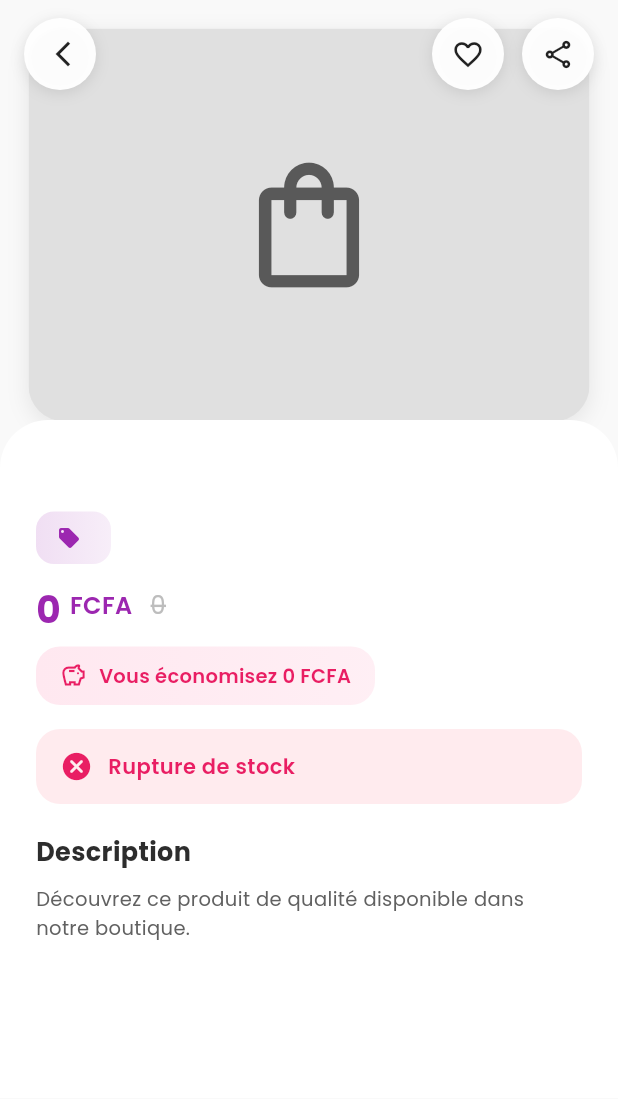
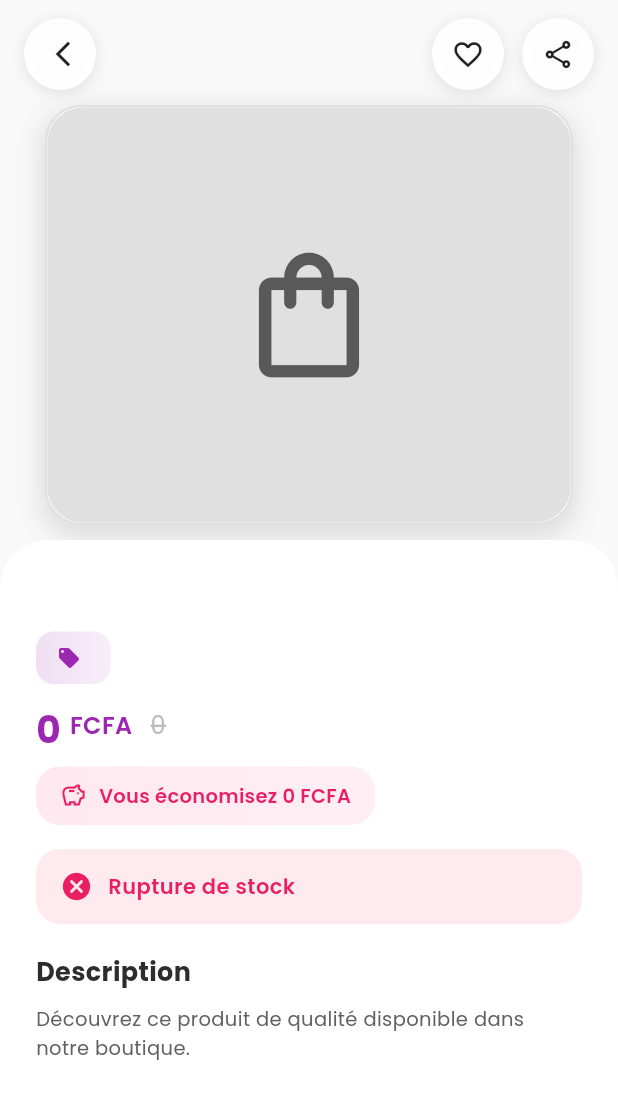
Before and after one commit to diongrace/tikaapp, a Flutter app: the ProductDetailScreen screen opened directly with empty values, on a phone screen of 412 x 824 dp. Shown: the top 1099 px of the screen. Run offline on Flutter 3.47's test engine with Material 3 defaults, Android fonts, the phone set to English and light mode, and no system bars; our stand-ins replace device_info_plus, font_awesome_flutter, google_fonts, qr_flutter, shared_preferences; missing offline and left inert: mobile_scanner; accounts and stored records are empty.

Commit message:
three commit

```diff
--- a/lib/features/boutique/product/product_detail_screen.dart
+++ b/lib/features/boutique/product/product_detail_screen.dart
@@ -87,7 +87,7 @@ class _ProductDetailScreenState extends State<ProductDetailScreen> {
       borderRadius: BorderRadius.circular(24),
       child: Image.network(
         fullImageUrl,
-        fit: BoxFit.cover,
+        fit: BoxFit.contain,
         loadingBuilder: (context, child, loadingProgress) {
           if (loadingProgress == null) return child;
           return Center(
@@ -111,6 +111,119 @@ class _ProductDetailScreenState extends State<ProductDetailScreen> {
             ),
           );
         },
+      ),
+    );
+  }
+
+  Widget _buildSimilarProductsSection() {
+    // Produits similaires basés sur la même catégorie
+    // Pour l'instant, on affiche un placeholder - à connecter avec l'API
+    return Column(
+      crossAxisAlignment: CrossAxisAlignment.start,
+      children: [
+        Row(
+          mainAxisAlignment: MainAxisAlignment.spaceBetween,
+          children: [
+            Text(
+              'Produits similaires',
+              style: GoogleFonts.poppins(
+                fontSize: 17,
+                fontWeight: FontWeight.bold,
+                color: const Color(0xFF2D2D2D),
+              ),
+            ),
+            TextButton(
+              onPressed: () {
+                // TODO: Naviguer vers la liste complète
+              },
+              child: Text(
+                'Voir tout',
+                style: GoogleFonts.poppins(
+                  fontSize: 13,
+                  fontWeight: FontWeight.w600,
+                  color: _primaryColor,
+                ),
+              ),
+            ),
+          ],
+        ),
+        const SizedBox(height: 12),
+        SizedBox(
+          height: 180,
+          child: ListView.builder(
+            scrollDirection: Axis.horizontal,
+            itemCount: 4, // Placeholder - à remplacer par les vrais produits
+            itemBuilder: (context, index) {
+              return _buildSimilarProductCard(index);
+            },
+          ),
+        ),
+      ],
+    );
+  }
+
+  Widget _buildSimilarProductCard(int index) {
+    return Container(
+      width: 130,
+      margin: const EdgeInsets.only(right: 12),
+      decoration: BoxDecoration(
+        color: Colors.white,
+        borderRadius: BorderRadius.circular(16),
+        border: Border.all(color: Colors.grey.shade200),
+        boxShadow: [
+          BoxShadow(
+            color: Colors.black.withOpacity(0.05),
+            blurRadius: 8,
+            offset: const Offset(0, 2),
+          ),
+        ],
+      ),
+      child: Column(
+        crossAxisAlignment: CrossAxisAlignment.start,
+        children: [
+          // Image placeholder
+          Container(
+            height: 100,
+            decoration: BoxDecoration(
+              color: Colors.grey.shade100,
+              borderRadius: const BorderRadius.vertical(top: Radius.circular(16)),
+            ),
+            child: Center(
+              child: Icon(
+                Icons.image_outlined,
+                size: 40,
+                color: Colors.grey.shade400,
+              ),
+            ),
+          ),
+          Padding(
+            padding: const EdgeInsets.all(10),
+            child: Column(
+              crossAxisAlignment: CrossAxisAlignment.start,
+              children: [
+                Text(
+                  'Produit ${index + 1}',
+                  style: GoogleFonts.poppins(
+                    fontSize: 12,
+                    fontWeight: FontWeight.w600,
+                    color: const Color(0xFF2D2D2D),
+                  ),
+                  maxLines: 2,
+                  overflow: TextOverflow.ellipsis,
+                ),
+                const SizedBox(height: 4),
+                Text(
+                  '0 FCFA',
+                  style: GoogleFonts.poppins(
+                    fontSize: 13,
+                    fontWeight: FontWeight.bold,
+                    color: _primaryColor,
+                  ),
+                ),
+              ],
+            ),
+          ),
+        ],
       ),
     );
   }
@@ -144,9 +257,9 @@ class _ProductDetailScreenState extends State<ProductDetailScreen> {
               children: [
                 // Image
                 Container(
-                  height: 300,
+                  height: 380,
                   width: double.infinity,
-                  padding: const EdgeInsets.all(19),
+                  padding: const EdgeInsets.fromLTRB(30, 70, 30, 30),
                   child: ColorFiltered(
                     colorFilter: isOutOfStock
                         ? const ColorFilter.mode(
@@ -159,13 +272,18 @@ class _ProductDetailScreenState extends State<ProductDetailScreen> {
                           ),
                     child: Container(
                       decoration: BoxDecoration(
+                        color: Colors.white,
                         borderRadius: BorderRadius.circular(24),
+                        border: Border.all(
+                          color: Colors.grey.shade300,
+                          width: 1.5,
+                        ),
                         boxShadow: [
                           BoxShadow(
-                            color: Colors.black.withOpacity(0.08),
-                            blurRadius: 12,
-                            offset: const Offset(0, 4),
-                            spreadRadius: 0,
+                            color: Colors.black.withOpacity(0.12),
+                            blurRadius: 16,
+                            offset: const Offset(0, 6),
+                            spreadRadius: 2,
                           ),
                         ],
                       ),
@@ -513,134 +631,83 @@ class _ProductDetailScreenState extends State<ProductDetailScreen> {
                         ),
                       ),
 
-                      // Quantité
+                      // Quantité - Design simplifié
                       if (!isOutOfStock) ...[
-                        const SizedBox(height: 24),
+                        const SizedBox(height: 20),
                         Row(
                           mainAxisAlignment: MainAxisAlignment.spaceBetween,
                           children: [
                             Text(
                               'Quantité',
                               style: GoogleFonts.poppins(
-                                fontSize: 16,
+                                fontSize: 15,
                                 fontWeight: FontWeight.w600,
                                 color: const Color(0xFF2D2D2D),
                               ),
                             ),
-                            Text(
-                              'Max: $stock',
-                              style: GoogleFonts.poppins(
-                                fontSize: 14,
-                                color: Colors.grey.shade500,
+                            // Sélecteur compact
+                            Container(
+                              decoration: BoxDecoration(
+                                color: Colors.grey.shade100,
+                                borderRadius: BorderRadius.circular(12),
                               ),
-                            ),
-                          ],
-                        ),
-                        const SizedBox(height: 16),
-
-                        // Sélecteur de quantité
-                        Row(
-                          children: [
-                            // Bouton -
-                            Expanded(
-                              child: Container(
-                                height: 56,
-                                decoration: BoxDecoration(
-                                  color: _quantity > 1
-                                      ? _primaryColor.withOpacity(0.1)
-                                      : Colors.grey.shade100,
-                                  borderRadius: BorderRadius.circular(16),
-                                  border: Border.all(
-                                    color: _quantity > 1
-                                        ? _primaryColor.withOpacity(0.3)
-                                        : Colors.grey.shade300,
-                                    width: 1.5,
-                                  ),
-                                ),
-                                child: Material(
-                                  color: Colors.transparent,
-                                  child: InkWell(
+                              child: Row(
+                                mainAxisSize: MainAxisSize.min,
+                                children: [
+                                  // Bouton -
+                                  InkWell(
                                     onTap: _decrementQuantity,
-                                    borderRadius: BorderRadius.circular(16),
-                                    child: Center(
-                                      child: Icon(
-                                        Icons.remove,
+                                    borderRadius: BorderRadius.circular(12),
+                                    child: Container(
+                                      width: 44,
+                                      height: 44,
+                                      decoration: BoxDecoration(
                                         color: _quantity > 1
                                             ? _primaryColor
-                                            : Colors.grey.shade400,
-                                        size: 24,
+                                            : Colors.grey.shade300,
+                                        borderRadius: BorderRadius.circular(12),
+                                      ),
+                                      child: const Icon(
+                                        Icons.remove,
+                                        color: Colors.white,
+                                        size: 20,
                                       ),
                                     ),
                                   ),
-                                ),
-                              ),
-                            ),
-                            const SizedBox(width: 16),
-
-                            // Quantité actuelle
-                            Container(
-                              width: 90,
-                              height: 56,
-                              decoration: BoxDecoration(
-                                gradient: LinearGradient(
-                                  colors: [_primaryColor, _primaryColor.withOpacity(0.9)],
-                                  begin: Alignment.topLeft,
-                                  end: Alignment.bottomRight,
-                                ),
-                                borderRadius: BorderRadius.circular(16),
-                                boxShadow: [
-                                  BoxShadow(
-                                    color: _primaryColor.withOpacity(0.3),
-                                    blurRadius: 8,
-                                    offset: const Offset(0, 4),
-                                  ),
-                                ],
-                              ),
-                              child: Center(
-                                child: Text(
-                                  '$_quantity',
-                                  style: GoogleFonts.poppins(
-                                    fontSize: 28,
-                                    fontWeight: FontWeight.bold,
-                                    color: Colors.white,
-                                  ),
-                                ),
-                              ),
-                            ),
-                            const SizedBox(width: 16),
-
-                            // Bouton +
-                            Expanded(
-                              child: Container(
-                                height: 56,
-                                decoration: BoxDecoration(
-                                  color: _quantity < stock
-                                      ? _primaryColor.withOpacity(0.1)
-                                      : Colors.grey.shade100,
-                                  borderRadius: BorderRadius.circular(16),
-                                  border: Border.all(
-                                    color: _quantity < stock
-                                        ? _primaryColor.withOpacity(0.3)
-                                        : Colors.grey.shade300,
-                                    width: 1.5,
-                                  ),
-                                ),
-                                child: Material(
-                                  color: Colors.transparent,
-                                  child: InkWell(
-                                    onTap: _incrementQuantity,
-                                    borderRadius: BorderRadius.circular(16),
-                                    child: Center(
-                                      child: Icon(
-                                        Icons.add,
-                                        color: _quantity < stock
-                                            ? _primaryColor
-                                            : Colors.grey.shade400,
-                                        size: 24,
+                                  // Quantité
+                                  Container(
+                                    width: 60,
+                                    alignment: Alignment.center,
+                                    child: Text(
+                                      '$_quantity',
+                                      style: GoogleFonts.poppins(
+                                        fontSize: 20,
+                                        fontWeight: FontWeight.bold,
+                                        color: const Color(0xFF2D2D2D),
                                       ),
                                     ),
                                   ),
-                                ),
+                                  // Bouton +
+                                  InkWell(
+                                    onTap: _incrementQuantity,
+                                    borderRadius: BorderRadius.circular(12),
+                                    child: Container(
+                                      width: 44,
+                                      height: 44,
+                                      decoration: BoxDecoration(
+                                        color: _quantity < stock
+                                            ? _primaryColor
+                                            : Colors.grey.shade300,
+                                        borderRadius: BorderRadius.circular(12),
+                                      ),
+                                      child: const Icon(
+                                        Icons.add,
+                                        color: Colors.white,
+                                        size: 20,
+                                      ),
+                                    ),
+                                  ),
+                                ],
                               ),
                             ),
                           ],
@@ -686,8 +753,12 @@ class _ProductDetailScreenState extends State<ProductDetailScreen> {
                         ),
                       ],
 
+                      // Section Produits similaires (à activer plus tard)
+                      // const SizedBox(height: 24),
+                      // _buildSimilarProductsSection(),
+
                       // Espace pour le bouton fixe en bas
-                      const SizedBox(height: 80),
+                      const SizedBox(height: 100),
                     ],
                   ),
                 ),
--- a/lib/features/splash/widgets/SplashLogo.dart
+++ b/lib/features/splash/widgets/SplashLogo.dart
@@ -28,7 +28,7 @@ class _SplashLogoState extends State<SplashLogo>
     super.dispose();
   }
 
-  final String assetPath = 'lib/core/assets/logo_tika.png';
+  final String assetPath = 'lib/core/assets/logoTIKACLIENT.png';
 
   @override
   Widget build(BuildContext context) {
@@ -36,8 +36,8 @@ class _SplashLogoState extends State<SplashLogo>
       animation: _controller,
       builder: (context, _) {
         return SizedBox(
-          width: 300,
-          height: 300,
+          width: 100,
+          height: 100,
           child: Stack(
             alignment: Alignment.center,
             children: [
```
Also changed, not shown: lib/features/boutique/commande/order_tracking_api_page.dart (+101 -101 lines), lib/features/onboarding/OnboardingScreen_1.dart (+25 -57 lines), lib/core/assets/Shoponline.jpg (added), lib/core/assets/chaussure.jpg (deleted), lib/core/assets/habit.jpg (deleted), lib/core/assets/loading.png (deleted), lib/core/assets/loadingShop.png (deleted), lib/core/assets/logoTIKACLIENT.png (added), lib/core/assets/lop.jpeg (deleted), lib/core/assets/sac.jpg (deleted).
